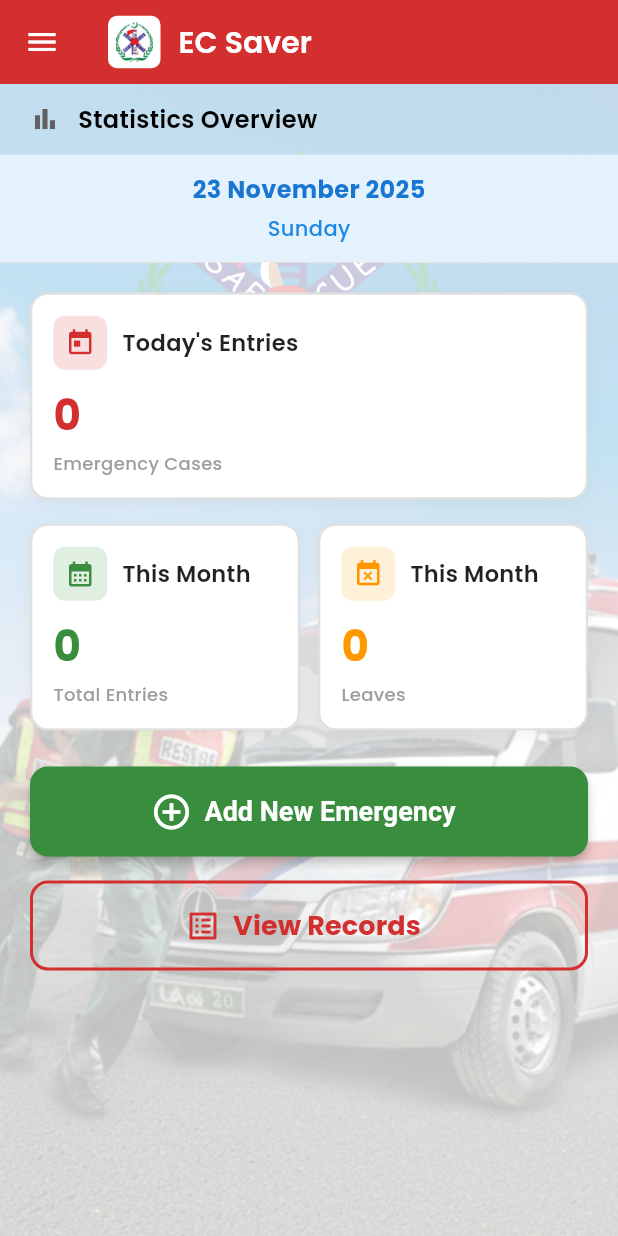
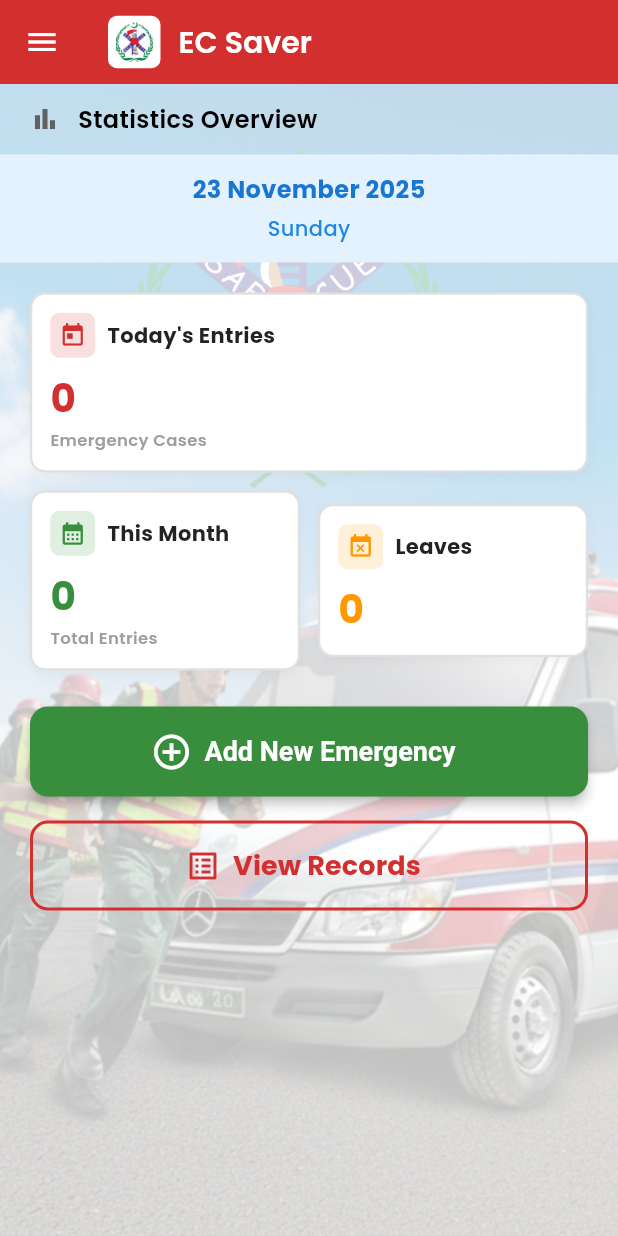
Before and after one commit to Rehancodecraft/EC-Saver, a Flutter app: the HomeScreen screen opened by its route, on a phone screen of 412 x 824 dp. Run offline on Flutter 3.47's test engine with Material 3 defaults, Android fonts, the phone set to English and light mode, and no system bars; our stand-ins replace google_fonts, package_info_plus, pdf, permission_handler, printing, shared_preferences and 2 more; missing offline and left inert: dart:html; accounts and stored records are empty; network calls fail.

Commit message:
feat: Optimize home screen cards and fix leaves label (v1.2.9)
- Reduced card padding and sizes for compact design
- Fixed leaves card label to show only 'Leaves' (removed 'This Month')
- Maintained readable text sizes (14px labels, 26px numbers, 11px sub-labels)
- Reduced icon sizes and spacing for better proportions
- Improved card shadows and borders

```diff
--- a/lib/screens/home_screen.dart
+++ b/lib/screens/home_screen.dart
@@ -246,16 +246,16 @@ class _HomeScreenState extends State<HomeScreen> with SingleTickerProviderStateM
                     children: [
                       // Stats Cards - Today's Entries
                       Container(
-                        padding: const EdgeInsets.all(14),
+                        padding: const EdgeInsets.all(12),
                         decoration: BoxDecoration(
                           color: Colors.white,
-                          borderRadius: BorderRadius.circular(12),
+                          borderRadius: BorderRadius.circular(10),
                           border: Border.all(color: Colors.grey[300]!, width: 1.5),
                           boxShadow: [
                             BoxShadow(
                               color: Colors.grey.withOpacity(0.12),
-                              blurRadius: 8,
-                              offset: const Offset(0, 3),
+                              blurRadius: 6,
+                              offset: const Offset(0, 2),
                             ),
                           ],
                         ),
@@ -265,53 +265,53 @@ class _HomeScreenState extends State<HomeScreen> with SingleTickerProviderStateM
                             Row(
                               children: [
                                 Container(
-                                  padding: const EdgeInsets.all(8),
+                                  padding: const EdgeInsets.all(6),
                                   decoration: BoxDecoration(
                                     color: AppColors.primaryRed.withOpacity(0.15),
-                                    borderRadius: BorderRadius.circular(8),
+                                    borderRadius: BorderRadius.circular(6),
                                   ),
                                   child: const Icon(
                                     Icons.today,
                                     color: AppColors.primaryRed,
-                                    size: 20,
+                                    size: 18,
                                   ),
                                 ),
-                                const SizedBox(width: 10),
+                                const SizedBox(width: 8),
                                 const Expanded(
                                   child: Text(
                                     'Today\'s Entries',
                                     style: TextStyle(
-                                      fontSize: 15,
+                                      fontSize: 14,
                                       color: Colors.black87,
-                                      fontWeight: FontWeight.w600,
+                                      fontWeight: FontWeight.bold,
                                     ),
                                   ),
                                 ),
                               ],
                             ),
-                            const SizedBox(height: 10),
+                            const SizedBox(height: 8),
                             Text(
                               '$_todayCount',
                               style: const TextStyle(
-                                fontSize: 28,
+                                fontSize: 26,
                                 fontWeight: FontWeight.bold,
                                 color: AppColors.primaryRed,
                               ),
                             ),
-                            const SizedBox(height: 4),
+                            const SizedBox(height: 2),
                             const Text(
                               'Emergency Cases',
                               style: TextStyle(
-                                fontSize: 12,
+                                fontSize: 11,
                                 color: Colors.grey,
-                                fontWeight: FontWeight.w500,
+                                fontWeight: FontWeight.w600,
                               ),
                             ),
                           ],
                         ),
                       ),
 
-                      const SizedBox(height: 16),
+                      const SizedBox(height: 12),
 
                       // Stats Cards Row (This Month Entries & Leaves)
                       Row(
@@ -319,16 +319,16 @@ class _HomeScreenState extends State<HomeScreen> with SingleTickerProviderStateM
                           // This Month's Entries Card
                           Expanded(
                             child: Container(
-                              padding: const EdgeInsets.all(14),
+                              padding: const EdgeInsets.all(12),
                               decoration: BoxDecoration(
                                 color: Colors.white,
-                                borderRadius: BorderRadius.circular(12),
+                                borderRadius: BorderRadius.circular(10),
                                 border: Border.all(color: Colors.grey[300]!, width: 1.5),
                                 boxShadow: [
                                   BoxShadow(
                                     color: Colors.grey.withOpacity(0.12),
-                                    blurRadius: 8,
-                                    offset: const Offset(0, 3),
+                                    blurRadius: 6,
+                                    offset: const Offset(0, 2),
                                   ),
                                 ],
                               ),
@@ -338,46 +338,46 @@ class _HomeScreenState extends State<HomeScreen> with SingleTickerProviderStateM
                                   Row(
                                     children: [
                                       Container(
-                                        padding: const EdgeInsets.all(8),
+                                        padding: const EdgeInsets.all(6),
                                         decoration: BoxDecoration(
                                           color: AppColors.secondaryGreen.withOpacity(0.15),
-                                          borderRadius: BorderRadius.circular(8),
+                                          borderRadius: BorderRadius.circular(6),
                                         ),
                                         child: const Icon(
                                           Icons.calendar_month,
                                           color: AppColors.secondaryGreen,
-                                          size: 20,
+                                          size: 18,
                                         ),
                                       ),
-                                      const SizedBox(width: 10),
+                                      const SizedBox(width: 8),
                                       const Expanded(
                                         child: Text(
                                           'This Month',
                                           style: TextStyle(
-                                            fontSize: 15,
+                                            fontSize: 14,
                                             color: Colors.black87,
-                                            fontWeight: FontWeight.w600,
+                                            fontWeight: FontWeight.bold,
                                           ),
                                         ),
                                       ),
                                     ],
                                   ),
-                                  const SizedBox(height: 10),
+                                  const SizedBox(height: 8),
                                   Text(
                                     '$_monthlyCount',
                                     style: const TextStyle(
-                                      fontSize: 28,
+                                      fontSize: 26,
                                       fontWeight: FontWeight.bold,
                                       color: AppColors.secondaryGreen,
                                     ),
                                   ),
-                                  const SizedBox(height: 4),
+                                  const SizedBox(height: 2),
                                   const Text(
                                     'Total Entries',
                                     style: TextStyle(
-                                      fontSize: 12,
+                                      fontSize: 11,
                                       color: Colors.grey,
-                                      fontWeight: FontWeight.w500,
+                                      fontWeight: FontWeight.w600,
                                     ),
                                   ),
                                 ],
@@ -387,19 +387,19 @@ class _HomeScreenState extends State<HomeScreen> with SingleTickerProviderStateM
 
                           const SizedBox(width: 12),
 
-                          // This Month's Leaves Card
+                          // Leaves Card (Fixed label)
                           Expanded(
                             child: Container(
-                              padding: const EdgeInsets.all(14),
+                              padding: const EdgeInsets.all(12),
                               decoration: BoxDecoration(
                                 color: Colors.white,
-                                borderRadius: BorderRadius.circular(12),
+                                borderRadius: BorderRadius.circular(10),
                                 border: Border.all(color: Colors.grey[300]!, width: 1.5),
                                 boxShadow: [
                                   BoxShadow(
                                     color: Colors.grey.withOpacity(0.12),
-                                    blurRadius: 8,
-                                    offset: const Offset(0, 3),
+                                    blurRadius: 6,
+                                    offset: const Offset(0, 2),
                                   ),
                                 ],
                               ),
@@ -409,46 +409,37 @@ class _HomeScreenState extends State<HomeScreen> with SingleTickerProviderStateM
                                   Row(
                                     children: [
                                       Container(
-                                        padding: const EdgeInsets.all(8),
+                                        padding: const EdgeInsets.all(6),
                                         decoration: BoxDecoration(
                                           color: Colors.orange.withOpacity(0.15),
-                                          borderRadius: BorderRadius.circular(8),
+                                          borderRadius: BorderRadius.circular(6),
                                         ),
                                         child: const Icon(
                                           Icons.event_busy,
                                           color: Colors.orange,
-                                          size: 20,
+                                          size: 18,
                                         ),
                                       ),
-                                      const SizedBox(width: 10),
+                                      const SizedBox(width: 8),
                                       const Expanded(
                                         child: Text(
-                                          'This Month',
+                                          'Leaves',
                                           style: TextStyle(
-                                            fontSize: 15,
+                                            fontSize: 14,
                                             color: Colors.black87,
-                                            fontWeight: FontWeight.w600,
+                                            fontWeight: FontWeight.bold,
                                           ),
                                         ),
                                       ),
                                     ],
                                   ),
-                                  const SizedBox(height: 10),
+                                  const SizedBox(height: 8),
                                   Text(
                                     '$_monthlyLeaves',
                                     style: const TextStyle(
-                                      fontSize: 28,
+                                      fontSize: 26,
                                       fontWeight: FontWeight.bold,
                                       color: Colors.orange,
-                                    ),
-                                  ),
-                                  const SizedBox(height: 4),
-                                  const Text(
-                                    'Leaves',
-                                    style: TextStyle(
-                                      fontSize: 12,
-                                      color: Colors.grey,
-                                      fontWeight: FontWeight.w500,
                                     ),
                                   ),
                                 ],
--- a/pubspec.yaml
+++ b/pubspec.yaml
@@ -1,7 +1,7 @@
 name: emergency_cases_saver
 description: EC Saver - Emergency Cases Saver for Rescue 1122 Pakistan
 
-version: 1.2.8+28  # v1.2.8 - Enhanced home screen, PDF with user data, and precautions section
+version: 1.2.9+29  # v1.2.9 - Optimized card sizes with readable text, fixed leaves card label
 
 environment:
   sdk: '>=3.0.0 <4.0.0'
```
